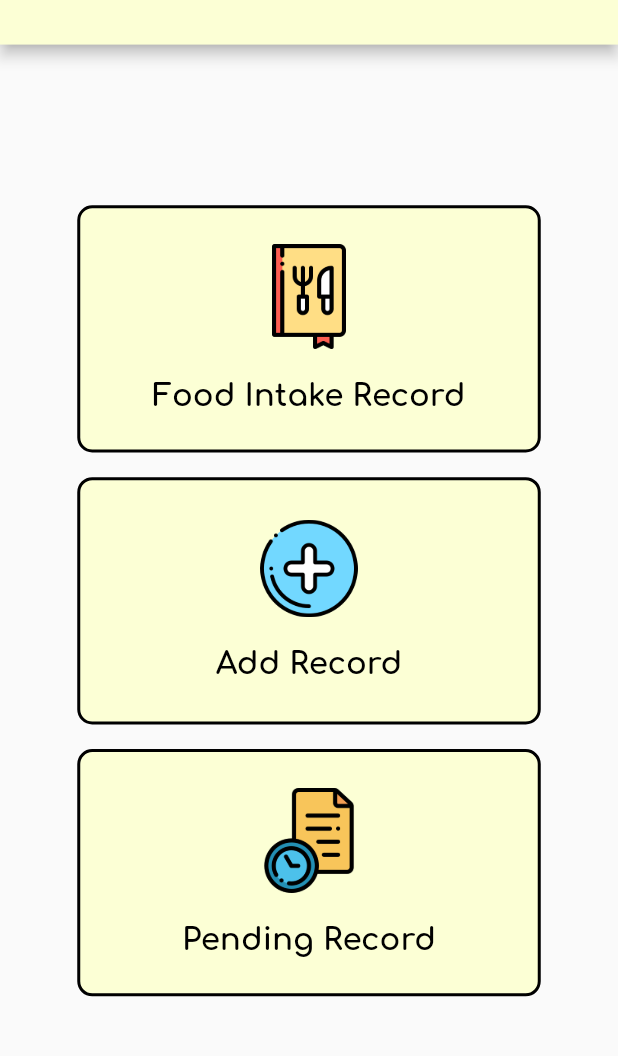
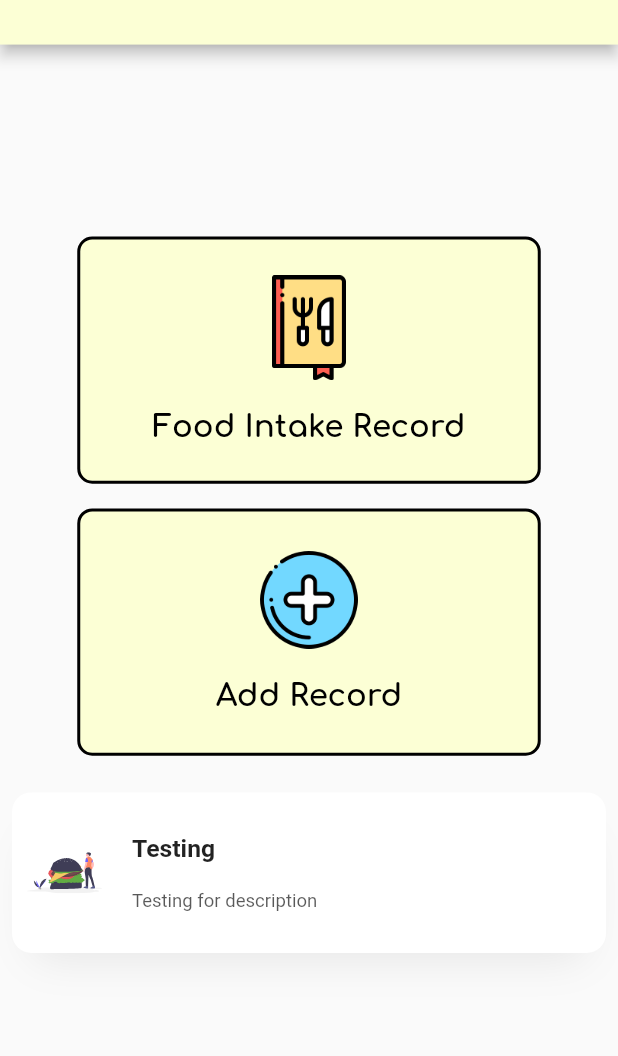
Before and after one commit to laipenghung/Bundle-Of-Joy, a Flutter app: the FoodIntakeMain screen opened directly, on a phone screen of 412 x 824 dp, the part 79-1135 px from its top. Run offline on Flutter 3.47's test engine with Material 2 defaults, Android fonts, the light colour scheme and no system bars; our stand-ins replace cloud_firestore, firebase_auth, firebase_core, firebase_storage, fl_chart, flutter_form_builder and 13 more; missing offline and left inert: age, dart:ffi, fa_stepper, flare_splash_screen, flutter_facebook_login, flutter_phone_direct_caller and 1 more; accounts and stored records are empty; project files that could hold a hidden picture were left out.

Commit message:
Update on UI rework
Added one new UI (not finished)

```diff
--- a/main/bundle_of_joy/lib/foodIntake/foodIntake_main.dart
+++ b/main/bundle_of_joy/lib/foodIntake/foodIntake_main.dart
@@ -1,5 +1,8 @@
+import 'dart:developer';
+
 import 'package:bundle_of_joy/foodIntake/foodIntake_recordList_done.dart';
 import 'package:bundle_of_joy/foodIntake/foodIntake_recordList_pending.dart';
+import 'package:bundle_of_joy/widgets/horizontalCardWidget.dart';
 import "package:flutter/material.dart";
 import "foodIntake_add_1_dateTime.dart";
 import "foodIntake_record_done.dart";
@@ -118,6 +121,7 @@ class _FoodIntakeMainState extends State<FoodIntakeMain> {
               },
             ),
             SizedBox(height: MediaQuery.of(context).size.height * 0.02),
+            /*
             InkWell(
               child: Container(
                 width: MediaQuery.of(context).size.width * 0.75,
@@ -155,7 +159,19 @@ class _FoodIntakeMainState extends State<FoodIntakeMain> {
                   MaterialPageRoute(builder: (context) => FoodIntakeListPending()),
                 );
               },
-            ),
+            ),*/
+
+            HorizontalCardWidget(
+              title: "Testing",
+              description: "Testing for description",
+              svgSrc: "assets/icons/Hamburger.svg",
+              press: (){
+                Navigator.push(
+                  context,
+                  MaterialPageRoute(builder: (context) => FoodIntakeListDone()),
+                );
+              },
+            )
           ],
         ),
       ),
--- a/main/bundle_of_joy/lib/motherToBe.dart
+++ b/main/bundle_of_joy/lib/motherToBe.dart
@@ -1,5 +1,6 @@
 import 'package:flutter/material.dart';
 import 'package:flutter_svg/flutter_svg.dart';
+import 'foodIntake/foodIntakeTrackMain.dart';
 import 'widgets/cardWidget.dart';
 import "package:bundle_of_joy/appointmentMother/appointmentMother_verify.dart";
 import "foodIntake/foodIntake_main.dart";
@@ -85,7 +86,7 @@ class _MotherToBeHomeState extends State<MotherToBeHome> {
                           press: () {
                             Navigator.push(
                               context,
-                              MaterialPageRoute(builder: (context) => FoodIntakeMain()),
+                              MaterialPageRoute(builder: (context) => FoodIntakeTrackMain()),
                             );
                           },
                         ),
--- a/main/bundle_of_joy/lib/widgets/horizontalCardWidget.dart
+++ b/main/bundle_of_joy/lib/widgets/horizontalCardWidget.dart
@@ -1 +1,73 @@
 import 'package:flutter/material.dart';
+import 'package:flutter_svg/flutter_svg.dart';
+
+class HorizontalCardWidget extends StatelessWidget {
+  final String svgSrc;
+  final String title;
+  final String description;
+  final Function press;
+  const HorizontalCardWidget({
+    Key key,
+    this.svgSrc,
+    this.title,
+    this.description,
+    this.press,
+  }) : super(key: key);
+
+  @override
+  Widget build(BuildContext context) {
+    return Container(
+      margin: EdgeInsets.symmetric(vertical: 8, horizontal: 8),
+      padding: EdgeInsets.all(10),
+      height: MediaQuery.of(context).size.height * 0.13,
+      decoration: BoxDecoration(
+        color: Colors.white,
+        borderRadius: BorderRadius.circular(13),
+        boxShadow: [
+          BoxShadow(
+            offset: Offset(0, 17),
+            blurRadius: 23,
+            spreadRadius: -13,
+            color: Color(0xFFE6E6E6),
+          ),
+        ],
+      ),
+      child: InkWell(
+        onTap: press,
+        child: Row(
+          children: <Widget>[
+            SvgPicture.asset(svgSrc, height: 50, width: 50),
+            SizedBox(width: 20),
+            Expanded(
+              child: Column(
+                mainAxisAlignment: MainAxisAlignment.spaceEvenly,
+                crossAxisAlignment: CrossAxisAlignment.start,
+                children: <Widget>[
+                  Text(
+                    title,
+                    style: TextStyle(
+                      fontSize: MediaQuery.of(context).size.width * 0.04,
+                      fontWeight: FontWeight.bold,
+                    )
+                  ),
+                  Text(
+                    description,
+                    style: TextStyle(
+                      fontSize: MediaQuery.of(context).size.width * 0.03,
+                      //fontWeight: FontWeight.bold,
+                      color: Colors.black.withOpacity(0.65),
+                    )
+                  )
+                ],
+              ),
+            ),
+            //Padding(
+              //padding: EdgeInsets.all(10),
+              //child: SvgPicture.asset("assets/icons/Lock.svg"),
+            //),
+          ],
+        ),
+      ),
+    );
+  }
+}
```
Also changed, not shown: main/bundle_of_joy/lib/foodIntake/foodIntakeTrackMain.dart (added, +76 -0 lines).
